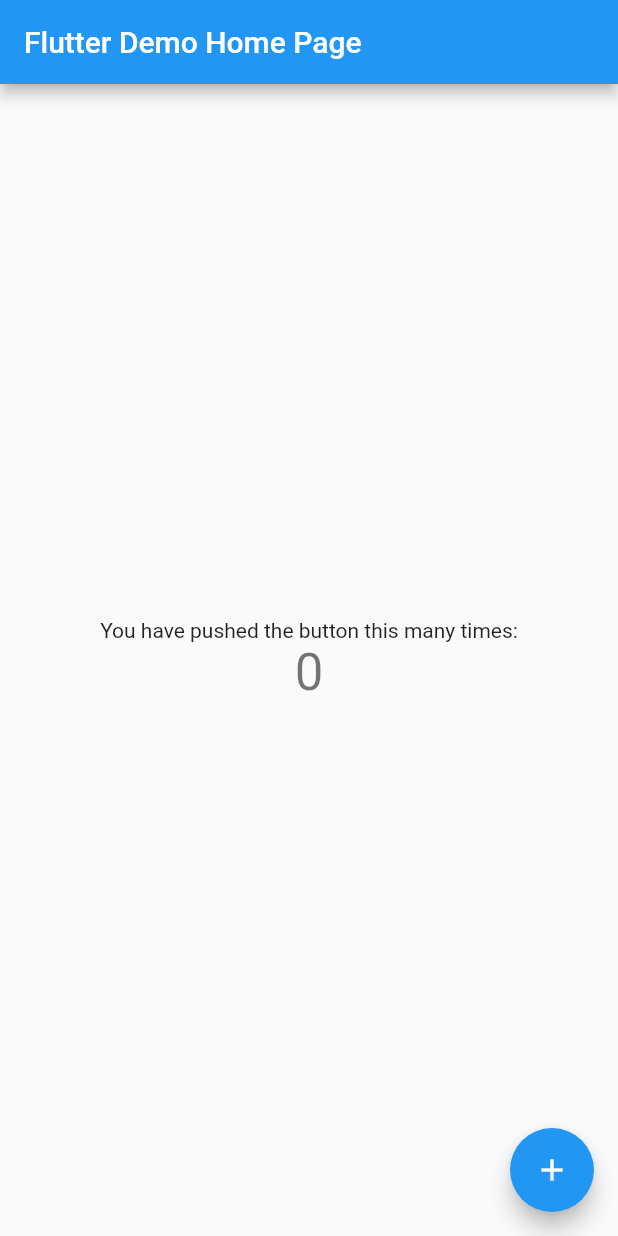
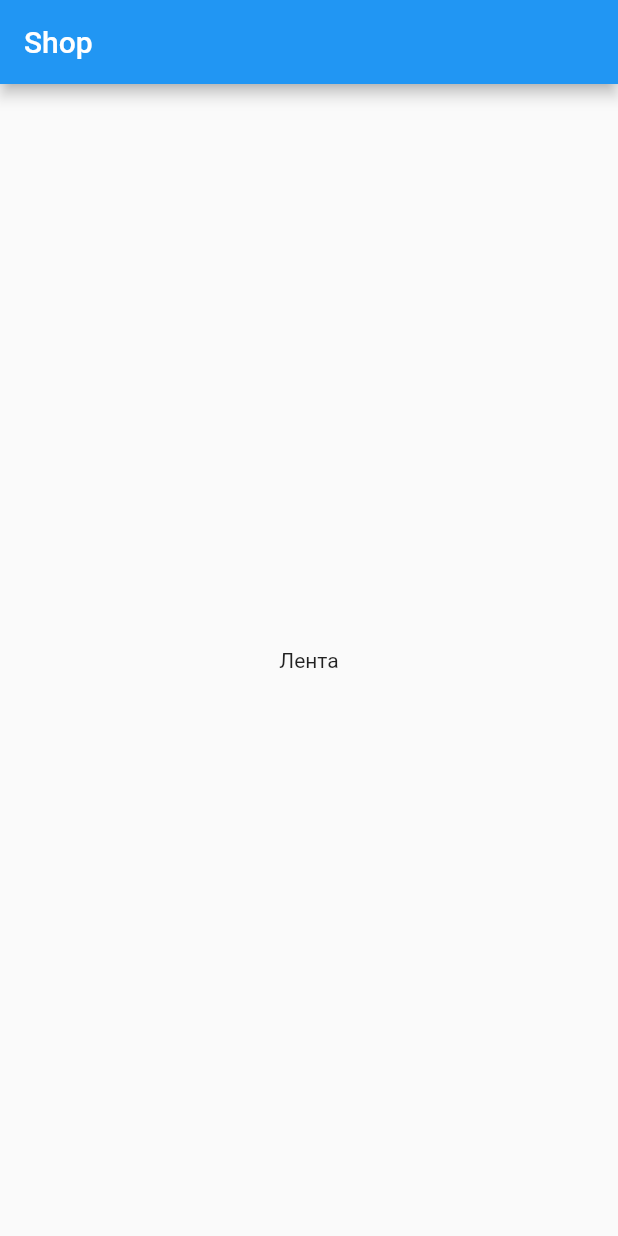
Before and after one commit to KritoMix/myshop, a Flutter app: the screen it shows after launch, on a phone screen of 412 x 824 dp. Run offline on Flutter 3.47's test engine with Material 2 defaults, Android fonts, the phone set to English and light mode, and no system bars; our stand-ins replace bloc, flutter_bloc.

Commit message:
Crete home page, Navigator

```diff
--- a/lib/main.dart
+++ b/lib/main.dart
@@ -1,9 +1,34 @@
 import 'package:flutter/material.dart';
+import 'package:flutter_bloc/flutter_bloc.dart';
+import 'package:myshop/screens/home.dart';
+import 'package:myshop/screens/home/home_bloc.dart';
+
+import 'navigator/mynavigator.dart';
 
 void main() {
-  runApp(const MyApp());
+  runApp(App());
 }
 
+class App extends StatelessWidget
+{
+  @override
+  Widget build(BuildContext context)
+  {
+    return MultiBlocProvider
+    (
+      providers:
+      [
+        BlocProvider<HomeBloc>(
+          create: (BuildContext context) => HomeBloc(),
+        ),
+
+      ],
+
+      child: MyNavigator()
+    );
+  }
+}
+/*
 class MyApp extends StatelessWidget {
   const MyApp({Key? key}) : super(key: key);
 
@@ -112,4 +137,4 @@ class _MyHomePageState extends State<MyHomePage> {
       ), // This trailing comma makes auto-formatting nicer for build methods.
     );
   }
-}
+}*/
--- /dev/null
+++ b/lib/navigator/items.dart
@@ -0,0 +1,5 @@
+class Items {
+
+  //routes
+  static const String home = "/home";
+}
--- /dev/null
+++ b/lib/navigator/mynavigator.dart
@@ -0,0 +1,40 @@
+
+
+import 'package:flutter/cupertino.dart';
+import 'package:flutter/material.dart';
+import 'package:myshop/screens/home.dart';
+import 'animationsNavigate.dart';
+import 'items.dart';
+
+
+class MyNavigator extends StatelessWidget
+{
+  final materialApp = MaterialApp
+  	(
+		  debugShowCheckedModeBanner: false,
+		  initialRoute: Items.home,
+
+		  routes: <String, WidgetBuilder>
+		  {
+			Items.home: (BuildContext context) => Home(),
+		  },
+      onGenerateRoute: (settingsRoot)
+      {
+
+        final argumentsRoote = settingsRoot.arguments;
+
+        switch (settingsRoot.name)
+        {
+          case Items.home:
+          return AnimationsNavigate().updown(Home());
+          break;
+
+        }
+      }
+    );
+
+      @override
+      Widget build(BuildContext context) {
+        return materialApp;
+      }
+}
--- /dev/null
+++ b/lib/screens/home.dart
@@ -0,0 +1,13 @@
+import 'package:flutter/material.dart';
+import 'package:flutter_bloc/flutter_bloc.dart';
+import 'package:myshop/screens/home/home_bloc.dart';
+
+class Home extends StatelessWidget {
+  @override
+  Widget build(BuildContext context) {
+    return Scaffold(
+      appBar: AppBar(title: const Text('Shop')),
+      body: Center(child: Text("Лента"),),
+    );
+  }
+}
--- /dev/null
+++ b/lib/screens/home/home_bloc.dart
@@ -0,0 +1,13 @@
+import 'package:bloc/bloc.dart';
+import 'package:meta/meta.dart';
+
+part 'home_event.dart';
+part 'home_state.dart';
+
+class HomeBloc extends Bloc<HomeEvent, HomeState> {
+  HomeBloc() : super(HomeInitial()) {
+    on<HomeEvent>((event, emit) {
+      // TODO: implement event handler
+    });
+  }
+}
--- /dev/null
+++ b/lib/screens/home/home_event.dart
@@ -0,0 +1,4 @@
+part of 'home_bloc.dart';
+
+@immutable
+abstract class HomeEvent {}
--- /dev/null
+++ b/lib/screens/home/home_state.dart
@@ -0,0 +1,6 @@
+part of 'home_bloc.dart';
+
+@immutable
+abstract class HomeState {}
+
+class HomeInitial extends HomeState {}
--- a/pubspec.yaml
+++ b/pubspec.yaml
@@ -30,9 +30,7 @@ dependencies:
   flutter:
     sdk: flutter
 
-
-  # The following adds the Cupertino Icons font to your application.
-  # Use with the CupertinoIcons class for iOS style icons.
+  flutter_bloc: ^7.3.0
   cupertino_icons: ^1.0.2
 
 dev_dependencies:
```
Also changed, not shown: lib/navigator/animationsNavigate.dart (added, +24 -0 lines), pubspec.lock, 1 other file.
